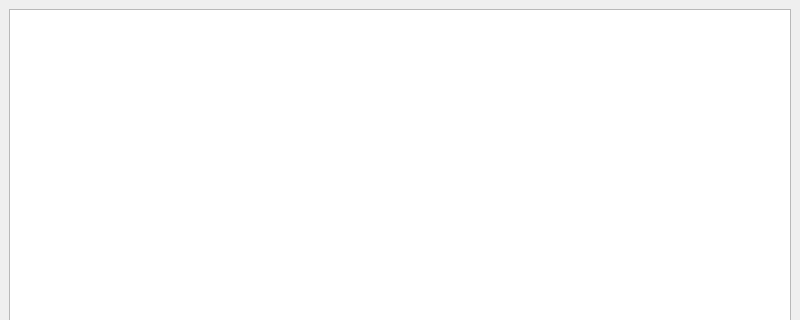
Qt form ui/mainwindow.ui (Longhanks/QHN) before a commit; both pictures show x 0 to 800 and y 0 to 320 of the 800 by 600 pixel window.
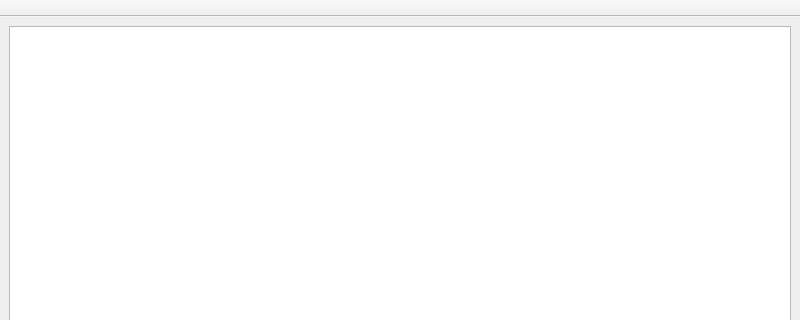
The same form after that commit.

Commit message: StackWidget with navigation

```diff
--- a/ui/mainwindow.ui
+++ b/ui/mainwindow.ui
@@ -48,6 +48,23 @@
     </rect>
    </property>
   </widget>
+  <widget class="QToolBar" name="toolBar">
+   <property name="windowTitle">
+    <string>toolBar</string>
+   </property>
+   <property name="movable">
+    <bool>false</bool>
+   </property>
+   <property name="floatable">
+    <bool>false</bool>
+   </property>
+   <attribute name="toolBarArea">
+    <enum>TopToolBarArea</enum>
+   </attribute>
+   <attribute name="toolBarBreak">
+    <bool>false</bool>
+   </attribute>
+  </widget>
  </widget>
  <resources/>
  <connections/>
```
The commit also changes 2 other files.
